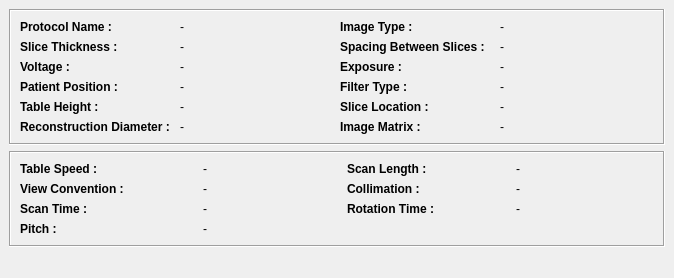
Qt form starviewer/src/core/qdicomdumpcthelixwidgetbase.ui (starviewer-medical/starviewer) before a commit.
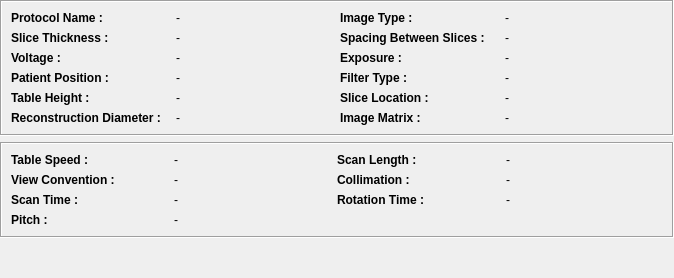
The same form after that commit.

Commit message: ENH:Millorat layouts, per una correcta visualitzacio

Diff of the .ui file:
```diff
--- a/starviewer/src/core/qdicomdumpcthelixwidgetbase.ui
+++ b/starviewer/src/core/qdicomdumpcthelixwidgetbase.ui
@@ -14,7 +14,7 @@
   </property>
   <layout class="QGridLayout" >
    <property name="margin" >
-    <number>9</number>
+    <number>0</number>
    </property>
    <property name="spacing" >
     <number>6</number>
@@ -23,7 +23,7 @@
     <widget class="QFrame" name="frame" >
      <property name="minimumSize" >
       <size>
-       <width>630</width>
+       <width>0</width>
        <height>0</height>
       </size>
      </property>
@@ -305,7 +305,7 @@
     <widget class="QFrame" name="frame_2" >
      <property name="minimumSize" >
       <size>
-       <width>630</width>
+       <width>0</width>
        <height>0</height>
       </size>
      </property>
@@ -326,7 +326,7 @@
        <widget class="QLabel" name="m_labePhilipsTableSpeed" >
         <property name="minimumSize" >
          <size>
-          <width>177</width>
+          <width>0</width>
           <height>0</height>
          </size>
         </property>
```
The commit also changes 4 other files.
